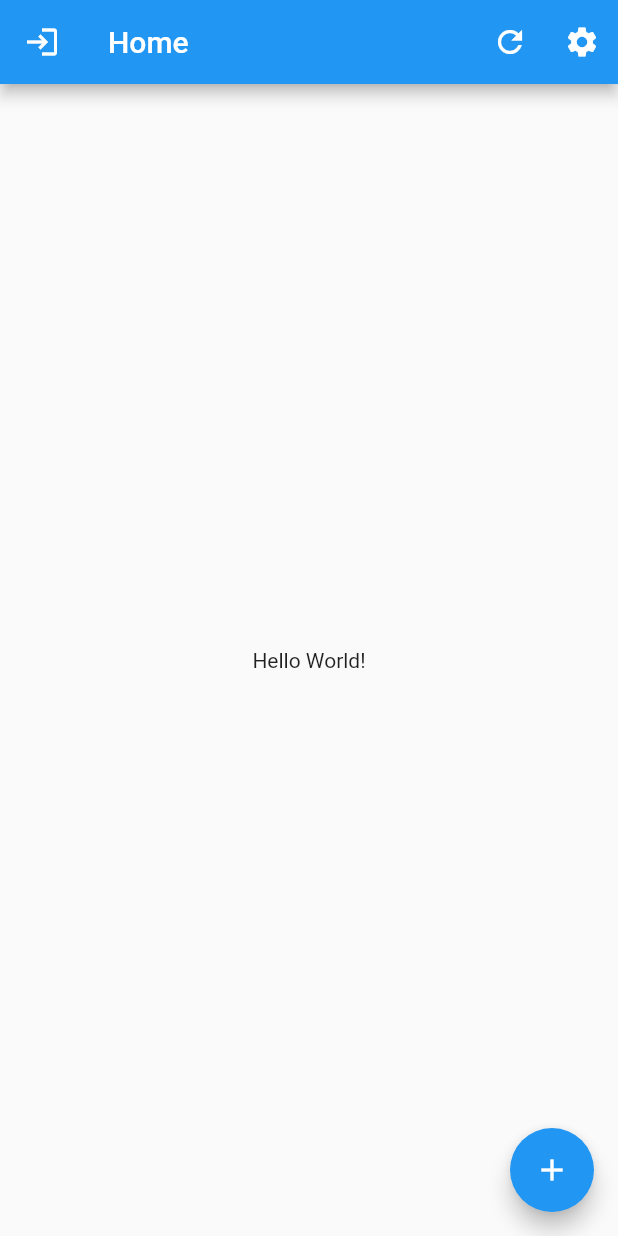
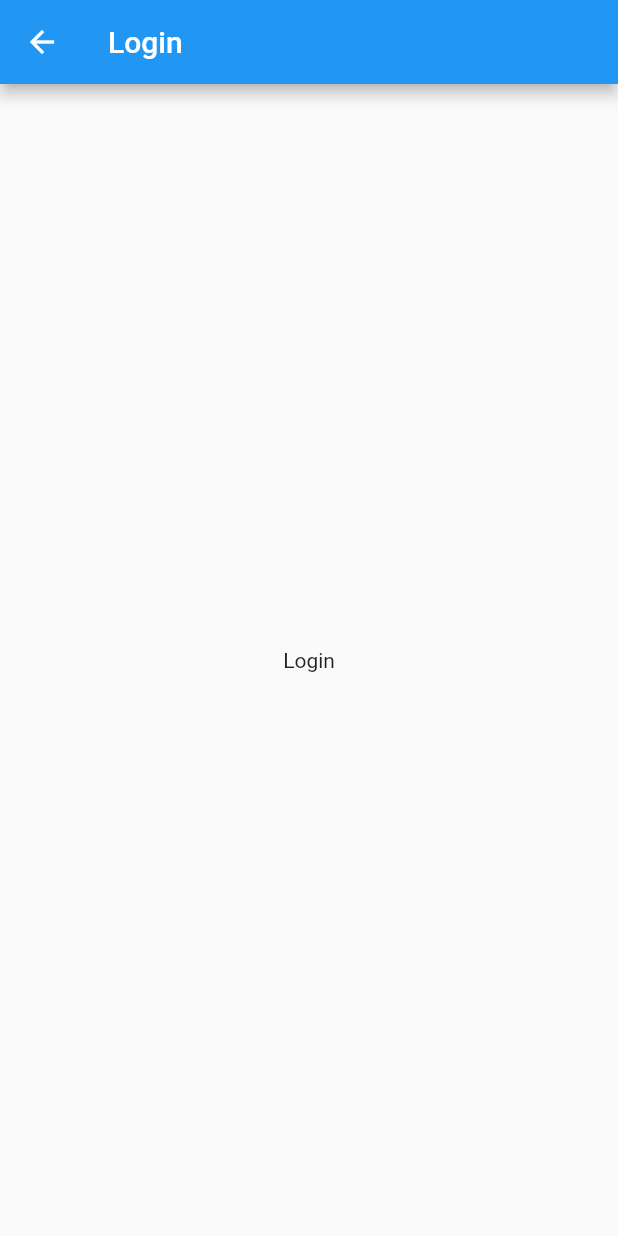
Before and after one commit to VEmpink/VEGA, a Flutter app: the screen it shows after launch, after a tap on the "login" icon, on a phone screen of 412 x 824 dp. Run offline on Flutter 3.47's test engine with Material 2 defaults, Android fonts, the phone set to English and light mode, and no system bars.

Commit message:
Initial Routes and Screens

```diff
--- a/lib/main.dart
+++ b/lib/main.dart
@@ -1,5 +1,10 @@
-import 'package:flutter/material.dart';
-import 'src/screens/home.dart';
+import "package:flutter/material.dart";
+import "src/screens/home.dart";
+import "src/screens/album.dart";
+import "src/screens/file-viewer.dart";
+import "src/screens/login.dart";
+import "src/screens/settings.dart";
+import "src/screens/file-picker.dart";
 
 void main() {
   runApp(VEGA());
@@ -11,8 +16,15 @@ class VEGA extends StatelessWidget {
   Widget build(BuildContext context) {
     return MaterialApp(
       debugShowCheckedModeBanner: false,
-      title: 'Home',
-      home: Home(),
+      initialRoute: "Home",
+      routes: {
+        "Home": (context) => Home(),
+        "Album": (context) => Album(),
+        "FileViewer": (context) => FileViewer(),
+        "Login": (context) => Login(),
+        "Settings": (context) => Settings(),
+        "FilePicker": (context) => FilePicker(),
+      },
     );
   }
 }
--- a/lib/src/screens/home.dart
+++ b/lib/src/screens/home.dart
@@ -1,12 +1,16 @@
-import 'package:flutter/material.dart';
+import "package:flutter/material.dart";
 
 class Home extends StatelessWidget {
   @override
   Widget build(BuildContext context) {
     return Scaffold(
       appBar: AppBar(
-        leading: IconButton(icon: Icon(Icons.login_outlined), onPressed: () {}),
-        title: Text('Home'),
+        leading: IconButton(
+            icon: Icon(Icons.login_outlined),
+            onPressed: () {
+              Navigator.pushNamed(context, "Login");
+            }),
+        title: Text("Home"),
         actions: [
           IconButton(icon: Icon(Icons.refresh), onPressed: () {}),
           IconButton(icon: Icon(Icons.settings), onPressed: () {})
--- /dev/null
+++ b/lib/src/screens/login.dart
@@ -0,0 +1,21 @@
+import "package:flutter/material.dart";
+
+class Login extends StatelessWidget {
+  @override
+  Widget build(BuildContext context) {
+    return Scaffold(
+      appBar: AppBar(
+        leading: IconButton(
+          icon: Icon(Icons.arrow_back),
+          onPressed: () {
+            Navigator.pop(context);
+          },
+        ),
+        title: Text("Login"),
+      ),
+      body: Center(
+        child: Text("Login"),
+      ),
+    );
+  }
+}
```
Also changed, not shown: lib/src/screens/album.dart (added, +21 -0 lines), lib/src/screens/file-picker.dart (added, +21 -0 lines), lib/src/screens/file-viewer.dart (added, +21 -0 lines), lib/src/screens/settings.dart (added, +21 -0 lines).
